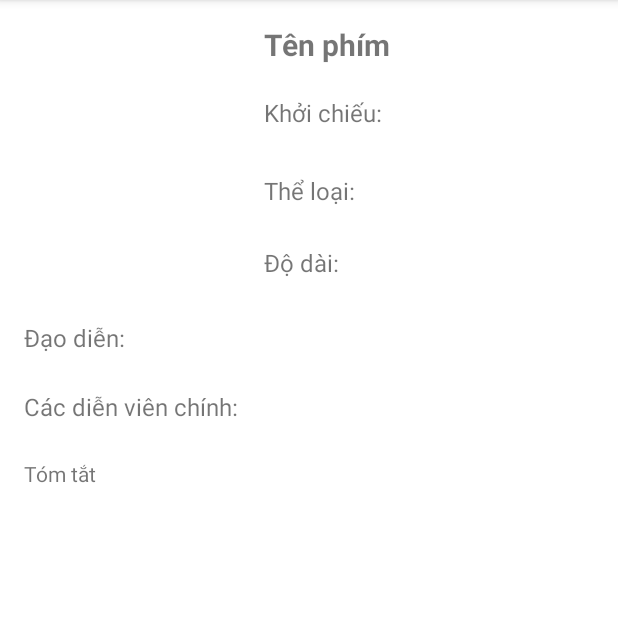
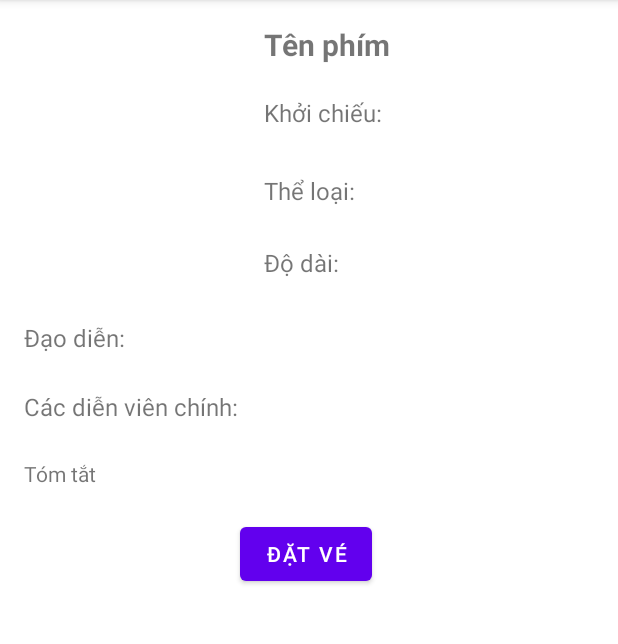
Before and after one commit to NguyenHoangNamCT/Ung_Dung_Android_Dat_Ve_Xem_Phim, an Android app: the chi_tiet_phim screen opened directly, with no data from a screen before it, on a phone screen of 412 x 824 dp, the part 84-728 px from its top. Run offline under Robolectric (Android 15) with nearby library versions, the phone set to English and light mode, and no system bars; 8 statements that could not run were skipped.

Commit message:
Thêm tính năng xem chi tiết từng phim

```diff
--- a/app/src/main/java/com/example/datvexemphim/chi_tiet_phim.java
+++ b/app/src/main/java/com/example/datvexemphim/chi_tiet_phim.java
@@ -2,13 +2,54 @@ package com.example.datvexemphim;
 
 import androidx.appcompat.app.AppCompatActivity;
 
+
+import android.content.Intent;
 import android.os.Bundle;
+import android.view.View;
+import android.widget.Button;
+import android.widget.ImageView;
+import android.widget.TextView;
 
 public class chi_tiet_phim extends AppCompatActivity {
+    ImageView imgHinhChiTiet;
+    TextView txtTenPhim, txtKhoiChieu, txtTheLoai, txtDoDai, txtDaoDien, txtDienVien, txtTomTat;
+    Button btnDatVe;
 
     @Override
     protected void onCreate(Bundle savedInstanceState) {
         super.onCreate(savedInstanceState);
         setContentView(R.layout.activity_chi_tiet_phim);
+        anhXa();
+        Intent intent = getIntent();
+        Phim phim = (Phim) intent.getSerializableExtra("phimDuocChon");
+        txtTenPhim.setText(phim.getTenPhim());
+        txtTheLoai.setText(phim.getTheLoai());
+        imgHinhChiTiet.setImageResource(phim.getHinh());
+        txtKhoiChieu.setText(phim.getNgayKhoiChieu());
+        txtDoDai.setText(phim.getDoDai());
+        txtDaoDien.setText(phim.getDaoDien());
+        txtDienVien.setText(phim.getCacDienVienChinh());
+        txtTomTat.setText(phim.getTomTat());
+
+        btnDatVe.setOnClickListener(new View.OnClickListener() {
+            @Override
+            public void onClick(View view) {
+                Intent intent1 = new Intent(chi_tiet_phim.this, ChonRapPhim.class);
+                intent.putExtra("phimDuocChon", phim);
+                startActivity(intent);
+            }
+        });
+    }
+
+    public void anhXa(){
+        imgHinhChiTiet = findViewById(R.id.imgHinhPhim);
+        txtTenPhim = findViewById(R.id.txtTenPhim);
+        txtKhoiChieu = findViewById(R.id.txtKhoiChieu);
+        txtTheLoai = findViewById(R.id.txtTheLoai);
+        txtDoDai = findViewById(R.id.txtDoDai);
+        txtDaoDien = findViewById(R.id.txtDaoDien);
+        txtDienVien = findViewById(R.id.txtDienVien);
+        txtTomTat = findViewById(R.id.txtTomTat);
+        btnDatVe = findViewById(R.id.btnDatVe);
     }
 }
--- a/app/src/main/res/layout/activity_chi_tiet_phim.xml
+++ b/app/src/main/res/layout/activity_chi_tiet_phim.xml
@@ -27,7 +27,7 @@
         app:layout_constraintTop_toTopOf="parent" />
 
     <TextView
-        android:id="@+id/textView2"
+        android:id="@+id/txtKhoiChieu"
         android:layout_width="wrap_content"
         android:layout_height="wrap_content"
         android:layout_marginStart="4dp"
@@ -38,7 +38,7 @@
         app:layout_constraintTop_toTopOf="parent" />
 
     <TextView
-        android:id="@+id/textView3"
+        android:id="@+id/txtTheLoai"
         android:layout_width="wrap_content"
         android:layout_height="wrap_content"
         android:layout_marginStart="4dp"
@@ -49,7 +49,7 @@
         app:layout_constraintTop_toTopOf="parent" />
 
     <TextView
-        android:id="@+id/textView4"
+        android:id="@+id/txtDoDai"
         android:layout_width="wrap_content"
         android:layout_height="wrap_content"
         android:layout_marginStart="4dp"
@@ -61,7 +61,7 @@
         app:layout_constraintTop_toTopOf="parent" />
 
     <TextView
-        android:id="@+id/textView5"
+        android:id="@+id/txtDaoDien"
         android:layout_width="wrap_content"
         android:layout_height="wrap_content"
         android:layout_marginStart="16dp"
@@ -72,7 +72,7 @@
         app:layout_constraintTop_toBottomOf="@+id/imgHinhPhim" />
 
     <TextView
-        android:id="@+id/textView6"
+        android:id="@+id/txtDienVien"
         android:layout_width="wrap_content"
         android:layout_height="wrap_content"
         android:layout_marginStart="16dp"
@@ -80,16 +80,26 @@
         android:text="Các diễn viên chính: "
         android:textSize="16sp"
         app:layout_constraintStart_toStartOf="parent"
-        app:layout_constraintTop_toBottomOf="@+id/textView5" />
+        app:layout_constraintTop_toBottomOf="@+id/txtDaoDien" />
 
     <TextView
-        android:id="@+id/textView7"
+        android:id="@+id/txtTomTat"
         android:layout_width="wrap_content"
         android:layout_height="wrap_content"
         android:layout_marginStart="16dp"
         android:layout_marginTop="24dp"
         android:text="Tóm tắt"
         app:layout_constraintStart_toStartOf="parent"
-        app:layout_constraintTop_toBottomOf="@+id/textView6" />
+        app:layout_constraintTop_toBottomOf="@+id/txtDienVien" />
+
+    <Button
+        android:id="@+id/btnDatVe"
+        android:layout_width="wrap_content"
+        android:layout_height="wrap_content"
+        android:layout_marginStart="160dp"
+        android:layout_marginTop="20dp"
+        android:text="Đặt vé"
+        app:layout_constraintStart_toStartOf="parent"
+        app:layout_constraintTop_toBottomOf="@+id/txtTomTat" />
 
 </androidx.constraintlayout.widget.ConstraintLayout>
```
Also changed, not shown: app/src/main/AndroidManifest.xml (+7 -0 lines), app/src/main/java/com/example/datvexemphim/ChonRapPhim.java (added, +14 -0 lines), app/src/main/java/com/example/datvexemphim/MainActivity.java (+6 -6 lines), app/src/main/java/com/example/datvexemphim/Phim.java (+50 -3 lines), app/src/main/res/layout/activity_chon_rap_phim.xml (added, +30 -0 lines), 1 other file.
